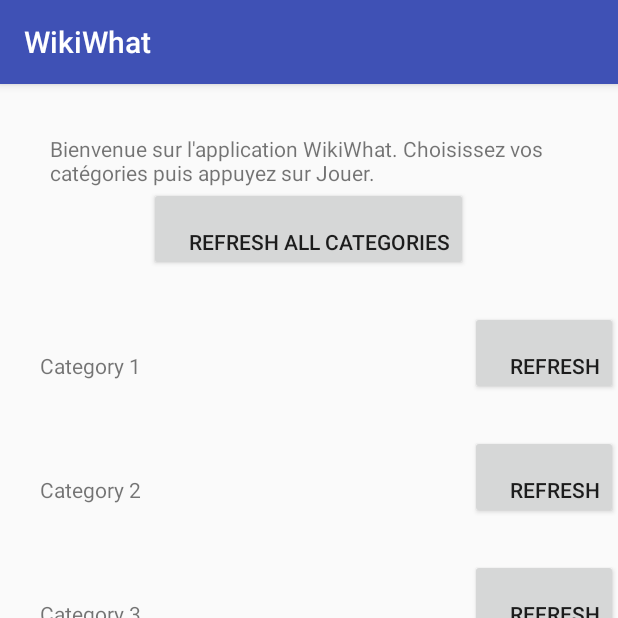
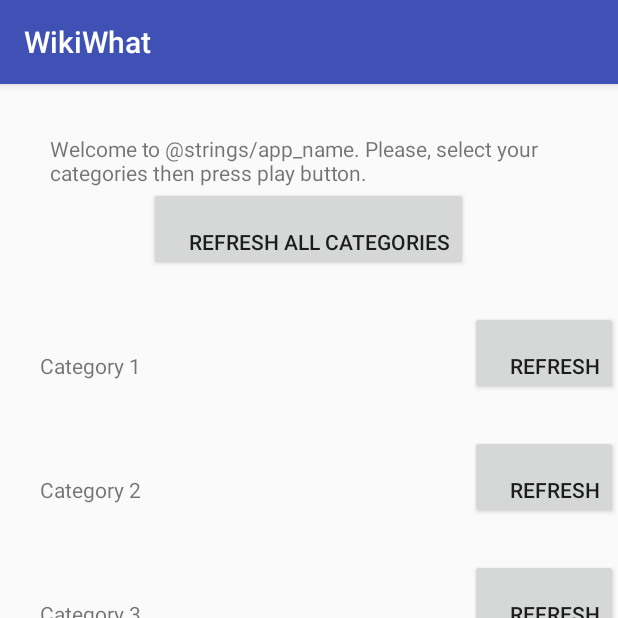
Before and after one commit to romainbulot/WikiWhat, an Android app: the screen it shows after launch (MainActivity), on a phone screen of 412 x 824 dp, the top half of it. Run offline under Robolectric (Android 15) with nearby library versions, the phone set to English and light mode, and no system bars.

Commit message:
Changement du message de bienvenue

```diff
--- a/android/WikiWhat/app/src/main/java/wikiwhat/bulotsantini/dev/wikiwhat/view/MainActivity.java
+++ b/android/WikiWhat/app/src/main/java/wikiwhat/bulotsantini/dev/wikiwhat/view/MainActivity.java
@@ -20,6 +20,8 @@ public class MainActivity extends AppCompatActivity {
     @Override
     protected void onStart() {
         super.onStart();
+
+        refreshAll();
     }
 
     @Override
@@ -30,13 +32,11 @@ public class MainActivity extends AppCompatActivity {
     @Override
     protected void onResume() {
         super.onResume();
-    }
 
-    public void refresh(View view) {
 
     }
 
-    public void refreshAll(View view) {
+    private void refreshAll() {
 
     }
 }
--- a/android/WikiWhat/app/src/main/res/layout/activity_main.xml
+++ b/android/WikiWhat/app/src/main/res/layout/activity_main.xml
@@ -15,7 +15,7 @@
             android:layout_gravity="center"
             android:paddingLeft="50px"
             android:paddingTop="50px"
-            android:text="Bienvenue sur l'application WikiWhat. Choisissez vos catégories puis appuyez sur Jouer." />
+            android:text="@string/welcome_message" />
 
 
 
```
